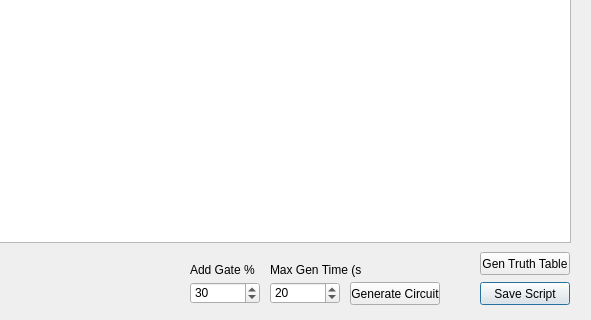
The window that Application/Logic_Gate_Simulator/Dialogs/dlg_editscript.ui (ElliotHarding/Logic-Gate-Simulator) describes before a commit, drawn with Qt 5; both pictures show x 110 to 701 and y 138 to 458 of the 701 by 458 pixel window.
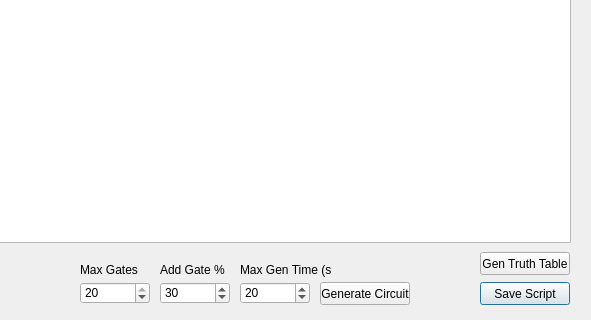
The same window after the commit.

Commit message: Max gates for circuit gen

Patch:
```diff
--- a/Application/Logic_Gate_Simulator/Dialogs/dlg_editscript.ui
+++ b/Application/Logic_Gate_Simulator/Dialogs/dlg_editscript.ui
@@ -123,7 +123,7 @@
   <widget class="QPushButton" name="btn_genCircuit">
    <property name="geometry">
     <rect>
-     <x>460</x>
+     <x>430</x>
      <y>420</y>
      <width>90</width>
      <height>23</height>
@@ -149,7 +149,7 @@
   <widget class="QSpinBox" name="spinBox_maxGenTime">
    <property name="geometry">
     <rect>
-     <x>380</x>
+     <x>350</x>
      <y>420</y>
      <width>70</width>
      <height>22</height>
@@ -168,7 +168,7 @@
   <widget class="QLabel" name="lbl_maxGenTime">
    <property name="geometry">
     <rect>
-     <x>380</x>
+     <x>350</x>
      <y>400</y>
      <width>91</width>
      <height>16</height>
@@ -181,7 +181,7 @@
   <widget class="QSpinBox" name="spinBox_addGateChance">
    <property name="geometry">
     <rect>
-     <x>300</x>
+     <x>270</x>
      <y>420</y>
      <width>70</width>
      <height>22</height>
@@ -200,7 +200,7 @@
   <widget class="QLabel" name="lbl_addGateChance">
    <property name="geometry">
     <rect>
-     <x>300</x>
+     <x>270</x>
      <y>400</y>
      <width>91</width>
      <height>16</height>
@@ -210,6 +210,38 @@
     <string>Add Gate %</string>
    </property>
   </widget>
+  <widget class="QLabel" name="lbl_maxGates">
+   <property name="geometry">
+    <rect>
+     <x>190</x>
+     <y>400</y>
+     <width>91</width>
+     <height>16</height>
+    </rect>
+   </property>
+   <property name="text">
+    <string>Max Gates</string>
+   </property>
+  </widget>
+  <widget class="QSpinBox" name="spinBox_maxGates">
+   <property name="geometry">
+    <rect>
+     <x>190</x>
+     <y>420</y>
+     <width>70</width>
+     <height>22</height>
+    </rect>
+   </property>
+   <property name="minimum">
+    <number>1</number>
+   </property>
+   <property name="maximum">
+    <number>20</number>
+   </property>
+   <property name="value">
+    <number>20</number>
+   </property>
+  </widget>
  </widget>
  <resources/>
  <connections/>
```
The commit also changes 1 other file.
